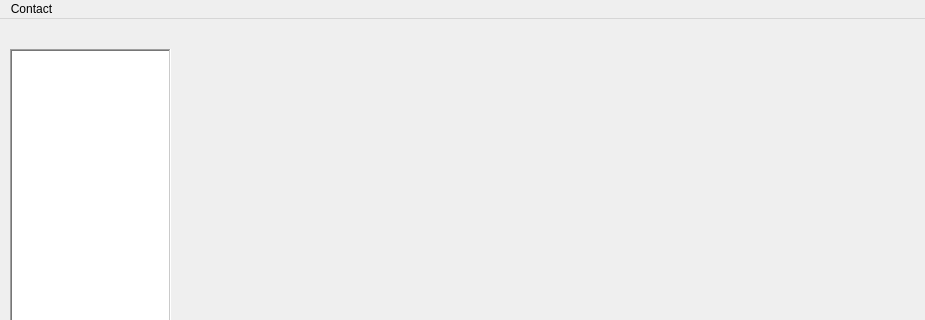
Old version of the form chat_design.ui in the repository wbrink/PyQt-Chat-App; both pictures show x 0 to 925 and y 0 to 320 of the 925 by 525 pixel window.
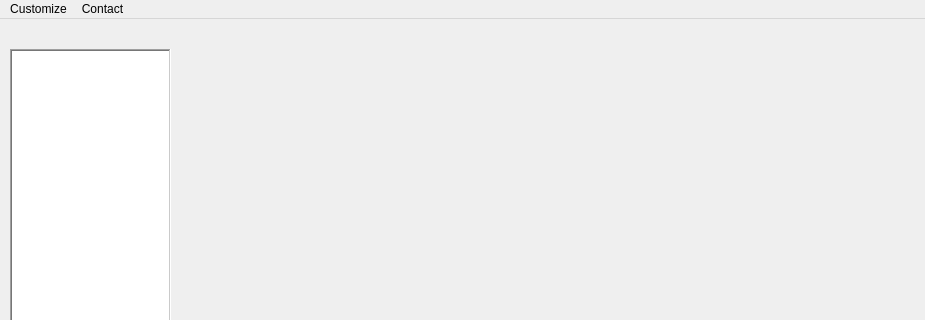
New version of the form.

Patch:
```diff
--- a/chat_design.ui
+++ b/chat_design.ui
@@ -56,6 +56,13 @@
     </property>
     <addaction name="actionNew_Contact"/>
    </widget>
+   <widget class="QMenu" name="menuhello">
+    <property name="title">
+     <string>Customize</string>
+    </property>
+    <addaction name="actionColors"/>
+   </widget>
+   <addaction name="menuhello"/>
    <addaction name="menuAdd_Contact"/>
   </widget>
   <widget class="QStatusBar" name="statusbar"/>
```
Left out of the diff: 5 changed lines with no effect on the pictures.
